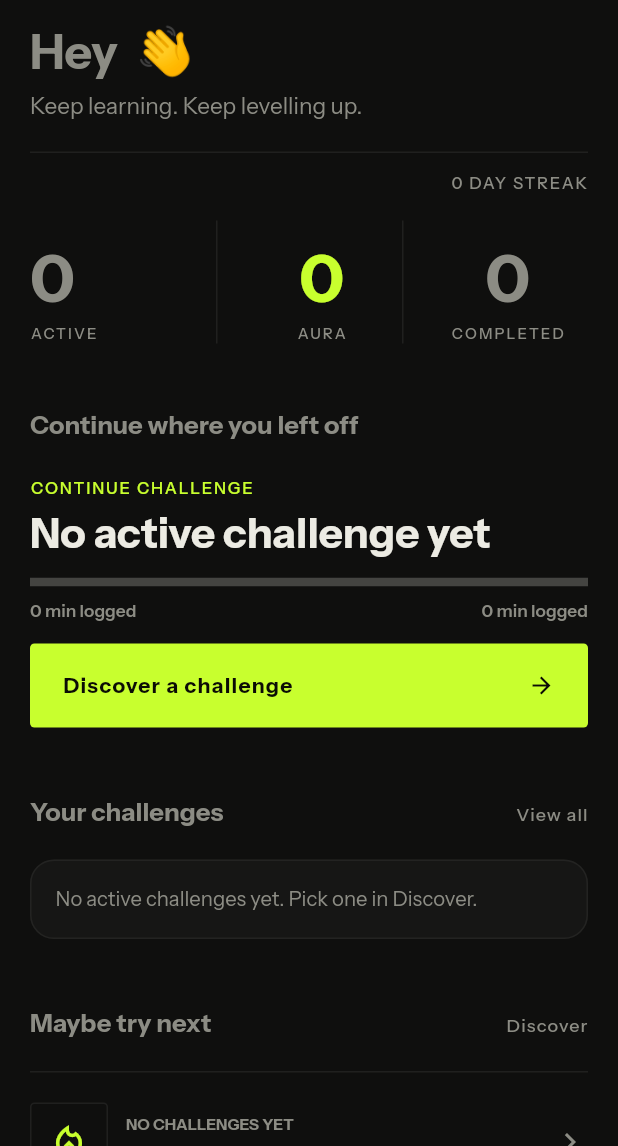
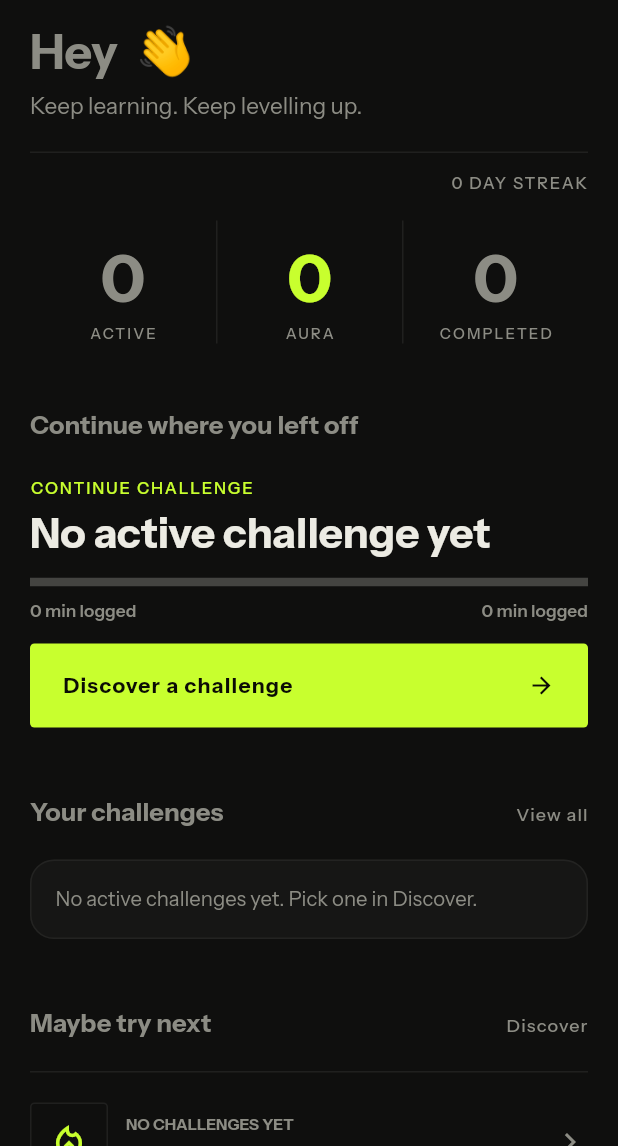
Before and after one commit to thisanie/nerdmaxxing-client, a Flutter app: the HomeScreen screen opened directly, on a phone screen of 412 x 824 dp, the part 90-1236 px from its top. Run offline on Flutter 3.47's test engine with Material 3 defaults, Android fonts, the phone set to English and light mode, and no system bars; our stand-ins replace dio, firebase_core, firebase_messaging, flutter_local_notifications, flutter_riverpod, flutter_secure_storage and 4 more; missing offline and left inert: google_sign_in_web; accounts and stored records are empty; network calls fail.

```diff
--- a/lib/screens/discover/discover_screen.dart
+++ b/lib/screens/discover/discover_screen.dart
@@ -352,7 +352,13 @@ class _StatsRow extends StatelessWidget {
   Widget build(BuildContext context) {
     return Row(
       children: [
-        Expanded(child: _Stat(value: '$active', label: 'ACTIVE')),
+        Expanded(
+          child: _Stat(
+            value: '$active',
+            label: 'ACTIVE',
+            centered: true,
+          ),
+        ),
         Expanded(
           child: _Stat(
             value: '$aura',
@@ -394,7 +400,7 @@ class _Stat extends StatelessWidget {
   Widget build(BuildContext context) {
     final colorScheme = Theme.of(context).colorScheme;
     return Container(
-      padding: EdgeInsets.only(top: 16, left: bordered ? 16 : 0),
+      padding: const EdgeInsets.only(top: 16),
       decoration: BoxDecoration(
         border: bordered
             ? Border(left: BorderSide(color: colorScheme.outline))
```
